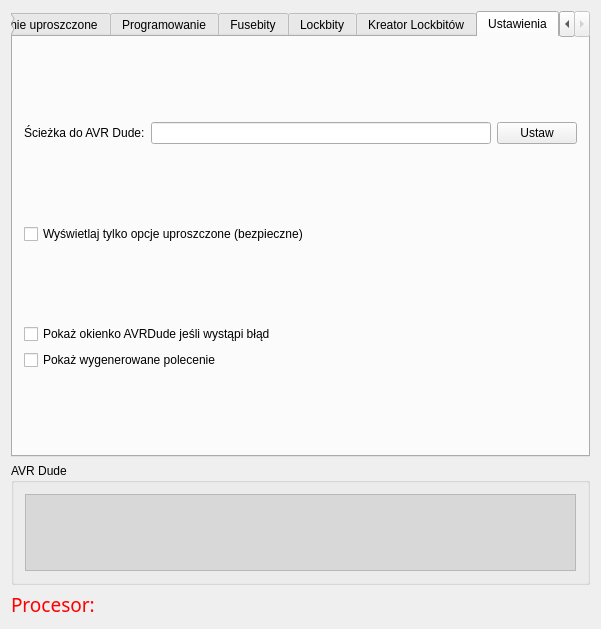
ttomek32/tmfavrcalculator, file forms/maindialog.ui: the form before one commit.
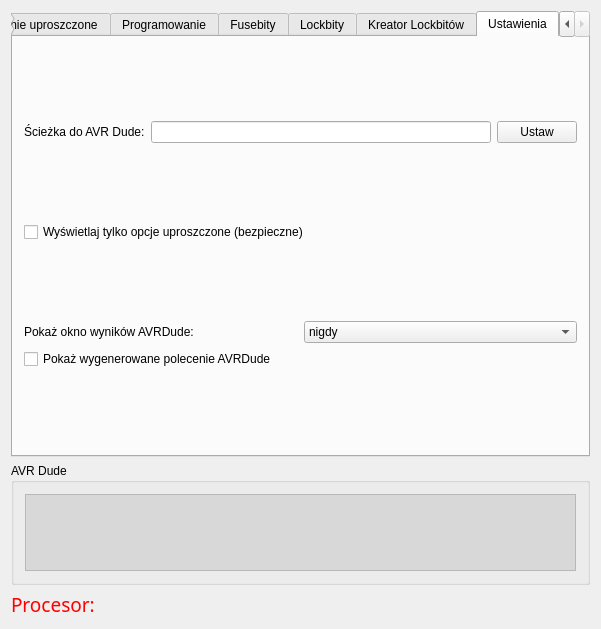
The form after the commit. The open tabs and pages were chosen to show the change. Icons and pictures are not drawn.

Commit message: Zmiana konfiguracji wyświetlania okna AVRDude. Mamy 3 możliwości: - nigdy, - tylko jeśli wystąpi błąd, - zawsze. Powinno ułatwić poszukiwanie błędów.

```diff
--- a/forms/maindialog.ui
+++ b/forms/maindialog.ui
@@ -1055,16 +1055,39 @@
          <item>
           <layout class="QVBoxLayout" name="verticalLayout_3">
            <item>
-            <widget class="QCheckBox" name="AVRDudeShowResultsOnError">
-             <property name="text">
-              <string>Pokaż okienko AVRDude jeśli wystąpi błąd</string>
-             </property>
-            </widget>
+            <layout class="QHBoxLayout" name="horizontalLayout_20">
+             <item>
+              <widget class="QLabel" name="label_3">
+               <property name="text">
+                <string>Pokaż okno wyników AVRDude:</string>
+               </property>
+              </widget>
+             </item>
+             <item>
+              <widget class="QComboBox" name="ShowAVRDudeWindow">
+               <item>
+                <property name="text">
+                 <string>nigdy</string>
+                </property>
+               </item>
+               <item>
+                <property name="text">
+                 <string>tylko jeśli wystąpi błąd</string>
+                </property>
+               </item>
+               <item>
+                <property name="text">
+                 <string>zawsze</string>
+                </property>
+               </item>
+              </widget>
+             </item>
+            </layout>
            </item>
            <item>
             <widget class="QCheckBox" name="AVRDudeShowCMDLine">
              <property name="text">
-              <string>Pokaż wygenerowane polecenie</string>
+              <string>Pokaż wygenerowane polecenie AVRDude</string>
              </property>
             </widget>
            </item>
```
Left out of the diff: 50 changed lines with no effect on the pictures. The commit also changes 4 other files.
